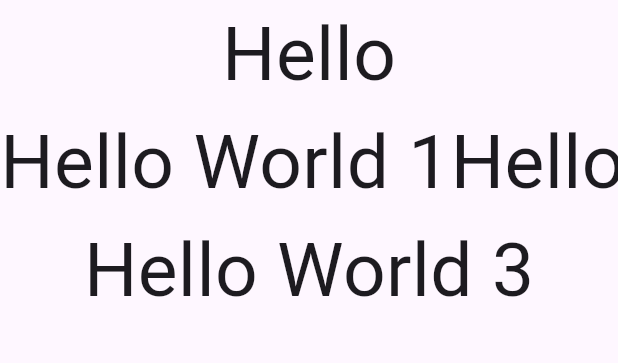
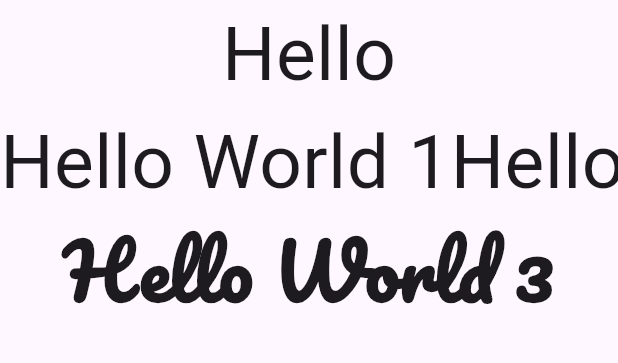
Before and after one commit to shauryainf/todo_app, a Flutter app: the screen it shows after launch, on a phone screen of 412 x 824 dp, the part 84-447 px from its top. Run offline on Flutter 3.47's test engine with Material 3 defaults, Android fonts, the phone set to English and light mode, and no system bars; our stand-ins replace google_fonts.

Commit message:
Dependency added: Google Fonts

```diff
--- a/lib/main.dart
+++ b/lib/main.dart
@@ -1,4 +1,5 @@
 import 'package:flutter/material.dart';
+import 'package:google_fonts/google_fonts.dart';
 
 // The runApp() function is a Flutter function that takes as its argument a Widget which the framework inflates and attaches to the screen's root to render it.
 void main() {
@@ -46,7 +47,9 @@ class BaseWidget extends StatelessWidget {
                   ],
                 ),
               ),
-              Text('Hello World 3', style: TextStyle(fontSize: 50)),
+              Text('Hello World 3',
+                  style: GoogleFonts.pacifico(
+                      fontSize: 50, fontWeight: FontWeight.bold)),
             ],
           ),
         ));
--- a/pubspec.yaml
+++ b/pubspec.yaml
@@ -35,6 +35,7 @@ dependencies:
   # The following adds the Cupertino Icons font to your application.
   # Use with the CupertinoIcons class for iOS style icons.
   cupertino_icons: ^1.0.2
+  google_fonts: ^6.1.0
 
 dev_dependencies:
   flutter_test:
```
Also changed, not shown: pubspec.lock.
